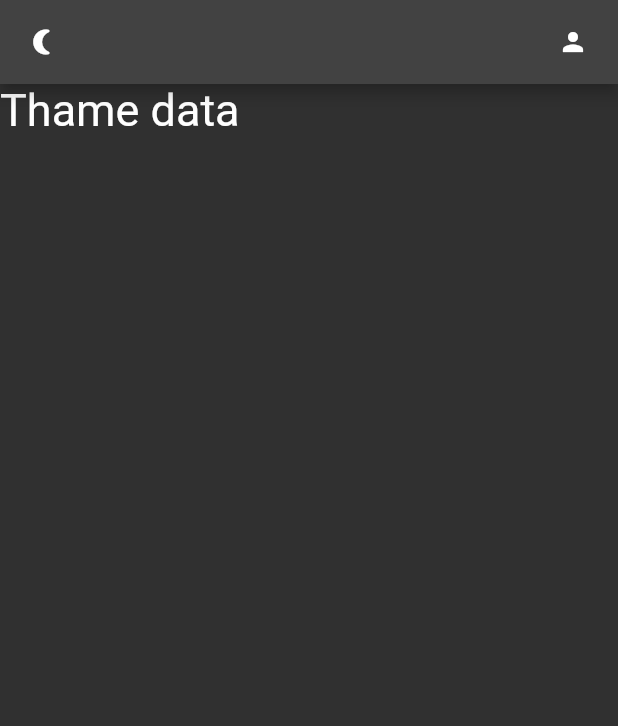
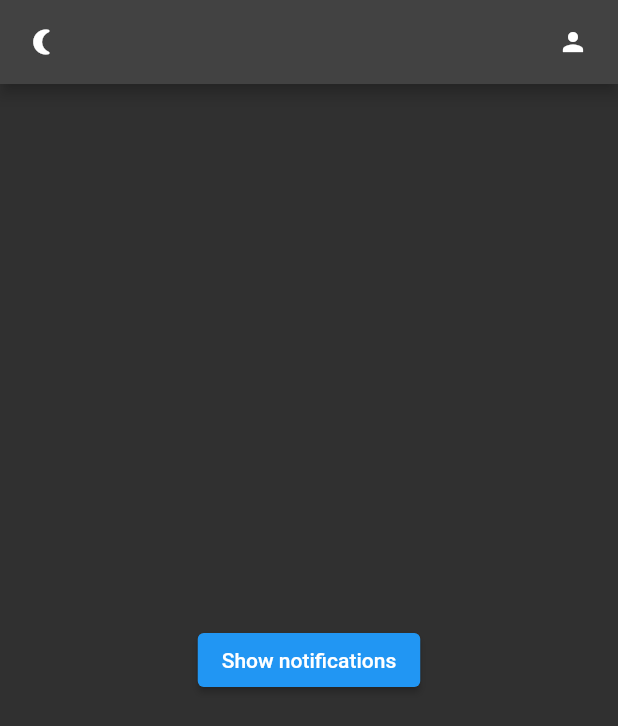
Before and after one commit to caonguyen21/TodoApp, a Flutter app: the screen it shows after launch, after a tap on the "nightlight round" icon, on a phone screen of 412 x 824 dp. Shown: the top 726 px of the screen. Run offline on Flutter 3.47's test engine with Material 2 defaults, Android fonts, the light colour scheme and no system bars; our stand-ins replace flutter_local_notifications, get, get_storage.

Commit message:
notification

```diff
--- /dev/null
+++ b/lib/services/notification_services.dart
@@ -0,0 +1,37 @@
+import 'package:flutter_local_notifications/flutter_local_notifications.dart';
+
+class NotificationService {
+  final FlutterLocalNotificationsPlugin notificationsPlugin =
+      FlutterLocalNotificationsPlugin();
+
+  Future<void> initNotification() async {
+    AndroidInitializationSettings initializationSettingsAndroid =
+        const AndroidInitializationSettings('flutter_logo');
+
+    var initializationSettingsIOS = DarwinInitializationSettings(
+        requestAlertPermission: true,
+        requestBadgePermission: true,
+        requestSoundPermission: true,
+        onDidReceiveLocalNotification:
+            (int id, String? title, String? body, String? payload) async {});
+
+    var initializationSettings = InitializationSettings(
+        android: initializationSettingsAndroid, iOS: initializationSettingsIOS);
+    await notificationsPlugin.initialize(initializationSettings,
+        onDidReceiveNotificationResponse:
+            (NotificationResponse notificationResponse) async {});
+  }
+
+  notificationDetails() {
+    return const NotificationDetails(
+        android: AndroidNotificationDetails('channelId', 'channelName',
+            importance: Importance.max),
+        iOS: DarwinNotificationDetails());
+  }
+
+  Future showNotification(
+      {int id = 0, String? title, String? body, String? payLoad}) async {
+    return notificationsPlugin.show(
+        id, title, body, await notificationDetails());
+  }
+}
--- a/lib/ui/home_page.dart
+++ b/lib/ui/home_page.dart
@@ -1,5 +1,8 @@
 import 'package:flutter/material.dart';
 import 'package:flutter_to_do_app/services/theme_services.dart';
+import 'package:get/get.dart';
+
+import '../services/notification_services.dart';
 
 class HomePage extends StatefulWidget {
   const HomePage({super.key});
@@ -9,13 +12,30 @@ class HomePage extends StatefulWidget {
 }
 
 class _HomePageState extends State<HomePage> {
+  var notifyHelper;
+
+  @override
+  void initState() {
+    super.initState();
+    notifyHelper = NotificationService();
+    notifyHelper.initNotification();
+  }
+
   @override
   Widget build(BuildContext context) {
     return Scaffold(
       appBar: _appBar(),
-      body: Column(
-        children: const [Text("Thame data", style: TextStyle(fontSize: 30))],
-      ),
+      body: Center(
+          child: ElevatedButton(
+        child: const Text('Show notifications'),
+        onPressed: () {
+          notifyHelper.showNotification(
+              title: 'Theme Changed',
+              body: Get.isDarkMode
+                  ? "You changed your theme back !"
+                  : "You change your theme");
+        },
+      )),
     );
   }
 
@@ -24,6 +44,11 @@ class _HomePageState extends State<HomePage> {
       leading: GestureDetector(
         onTap: () {
           ThemeService().switchTheme();
+          notifyHelper.showNotification(
+              title: 'Theme Changed',
+              body: Get.isDarkMode
+                  ? "You changed your theme back !"
+                  : "You change your theme");
         },
         child: Icon(
           Icons.nightlight_round,
--- a/pubspec.yaml
+++ b/pubspec.yaml
@@ -37,6 +37,9 @@ dependencies:
   cupertino_icons: ^1.0.2
   get_storage:
   get:
+  flutter_local_notifications:
+  flutter_native_timezone:
+  permission_handler:
 dev_dependencies:
   flutter_test:
     sdk: flutter
```
Also changed, not shown: pubspec.lock, 5 other files.
